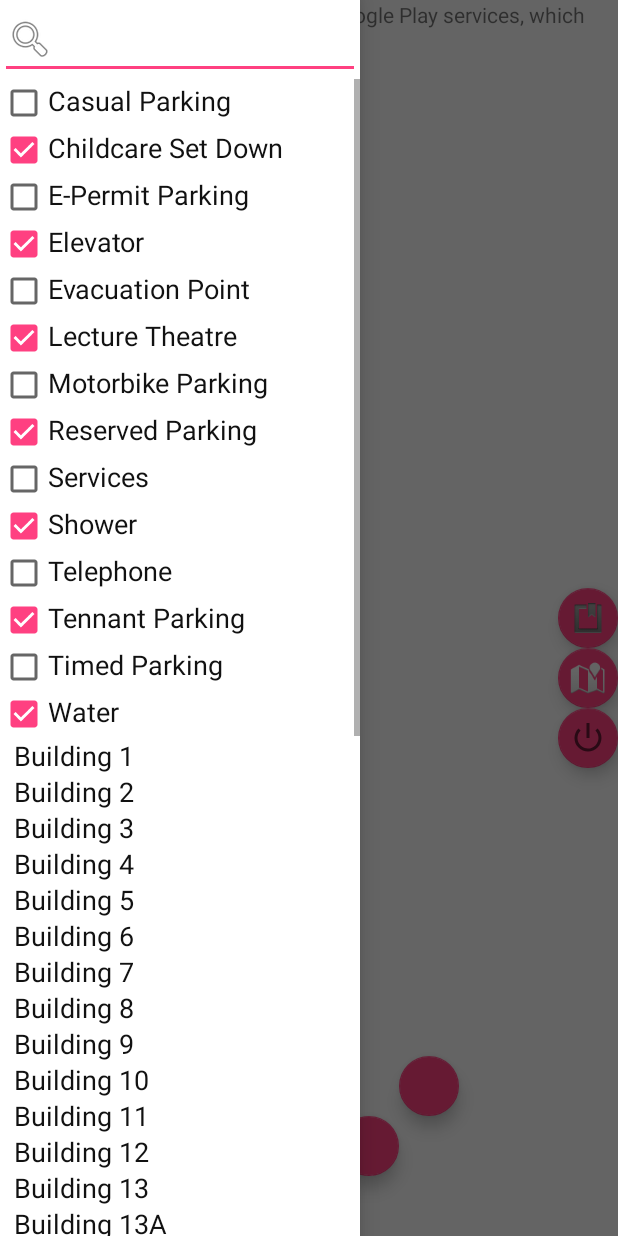
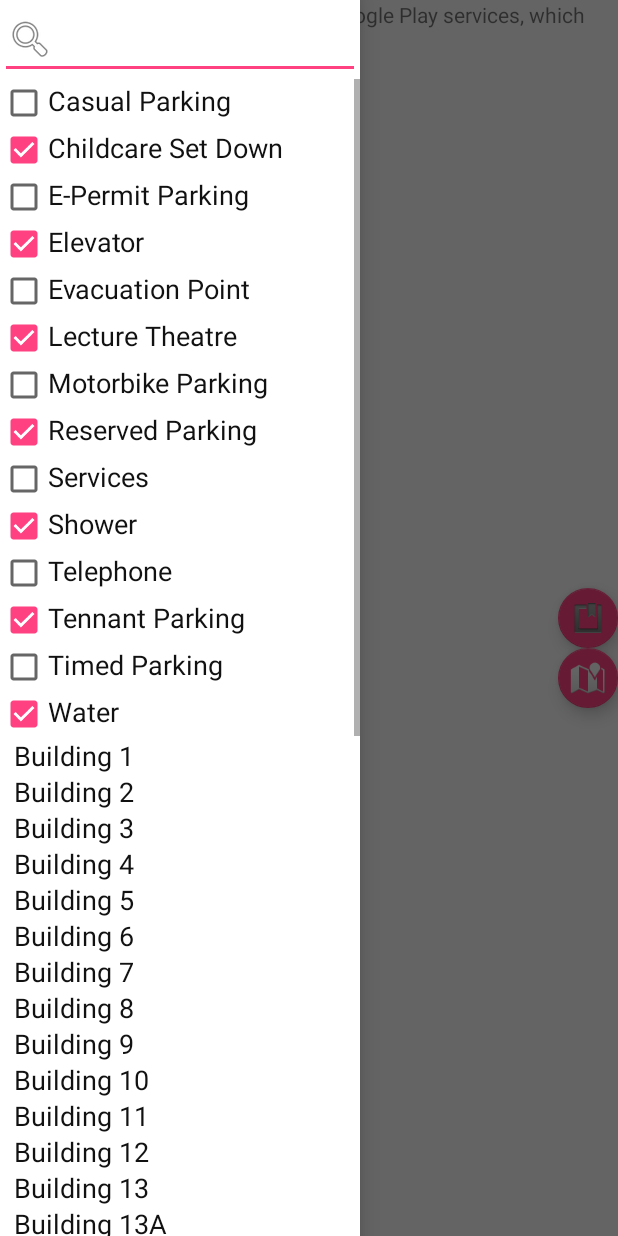
Before and after one commit to SoftwareEngineeringPractice2017/UCDetailedMaps, an Android app: the screen it shows after launch (MapsActivity), after a tap on an icon or button, on a phone screen of 412 x 824 dp. Run offline under Robolectric (Android 15) with nearby library versions, the phone set to English and light mode, and no system bars; 7 statements that could not run were skipped.

Commit message:
I ended about 7:30PM last night for working! Sorry!

```diff
--- a/app/src/main/java/com/example/olymbeastmk2/ucdetailedmaps/FloorPlan.java
+++ b/app/src/main/java/com/example/olymbeastmk2/ucdetailedmaps/FloorPlan.java
@@ -3,6 +3,7 @@ package com.example.olymbeastmk2.ucdetailedmaps;
 import android.graphics.drawable.VectorDrawable;
 
 import com.google.android.gms.maps.GoogleMap;
+import com.google.android.gms.maps.model.GroundOverlay;
 import com.google.android.gms.maps.model.LatLng;
 
 import static android.R.attr.key;
@@ -13,14 +14,15 @@ import static android.R.attr.key;
 
 public class FloorPlan
 {
-    public LatLng cornerLatLng;
+    public LatLng latLng;
     public double rotationDegrees;
     public String floor;
     public float scale;
+    public GroundOverlay groundMapRef;
 
     public FloorPlan( LatLng cll, double rD, String f, float s )
     {
-        cornerLatLng = cll;
+        latLng = cll;
         rotationDegrees = rD;
         floor = f;
         scale = s;
--- a/app/src/main/res/layout/activity_maps.xml
+++ b/app/src/main/res/layout/activity_maps.xml
@@ -108,7 +108,7 @@
             android:layout_centerHorizontal="true"
             android:visibility="invisible"
             android:inputType="textNoSuggestions"/>
-        android:hint="LanLng Name" />
+            android:hint="LanLng Name" />
 
         <!-- Button that enables Floor plan debug mode -->
         <android.support.design.widget.FloatingActionButton
@@ -127,6 +127,7 @@
             android:layout_height="wrap_content"
             android:layout_below="@id/FPFAB"
             android:layout_alignParentRight="true"
+            android:visibility="invisible"
             app:fabSize="mini"
             app:srcCompat="@android:drawable/ic_lock_power_off" />
 
@@ -137,6 +138,7 @@
             android:layout_height="wrap_content"
             android:layout_centerHorizontal="true"
             android:layout_alignParentBottom="true"
+            android:visibility="invisible"
             app:fabSize="mini" />
 
         <!-- Left Button -->
@@ -146,6 +148,7 @@
             android:layout_height="wrap_content"
             android:layout_above="@+id/FPDownFAB"
             android:layout_toLeftOf="@+id/FPDownFAB"
+            android:visibility="invisible"
             app:fabSize="mini" />ght
 
         <!-- Right Button -->
@@ -155,6 +158,7 @@
             android:layout_height="wrap_content"
             android:layout_above="@+id/FPDownFAB"
             android:layout_toRightOf="@+id/FPDownFAB"
+            android:visibility="invisible"
             app:fabSize="mini" />
 
         <!-- Up Button -->
@@ -163,7 +167,19 @@
             android:layout_width="wrap_content"
             android:layout_height="wrap_content"
             android:layout_above="@+id/FPRightFAB"
-            android:layout_toRightOf="@+id/FPRightFAB"
+            android:layout_toLeftOf="@+id/FPRightFAB"
+            android:visibility="invisible"
+            app:fabSize="mini" />
+
+        <!-- Floor Plan Selection Button -->
+        <android.support.design.widget.FloatingActionButton
+            android:id="@+id/FPSelectFAB"
+            android:layout_width="wrap_content"
+            android:layout_height="wrap_content"
+            android:layout_centerHorizontal="true"
+            android:layout_alignParentTop="true"
+            android:visibility="invisible"
+            app:srcCompat="@android:drawable/ic_media_next"
             app:fabSize="mini" />
 
         <!-- Left Button -->
```
Also changed, not shown: app/src/main/java/com/example/olymbeastmk2/ucdetailedmaps/MapsActivity.java (+67 -4 lines).
